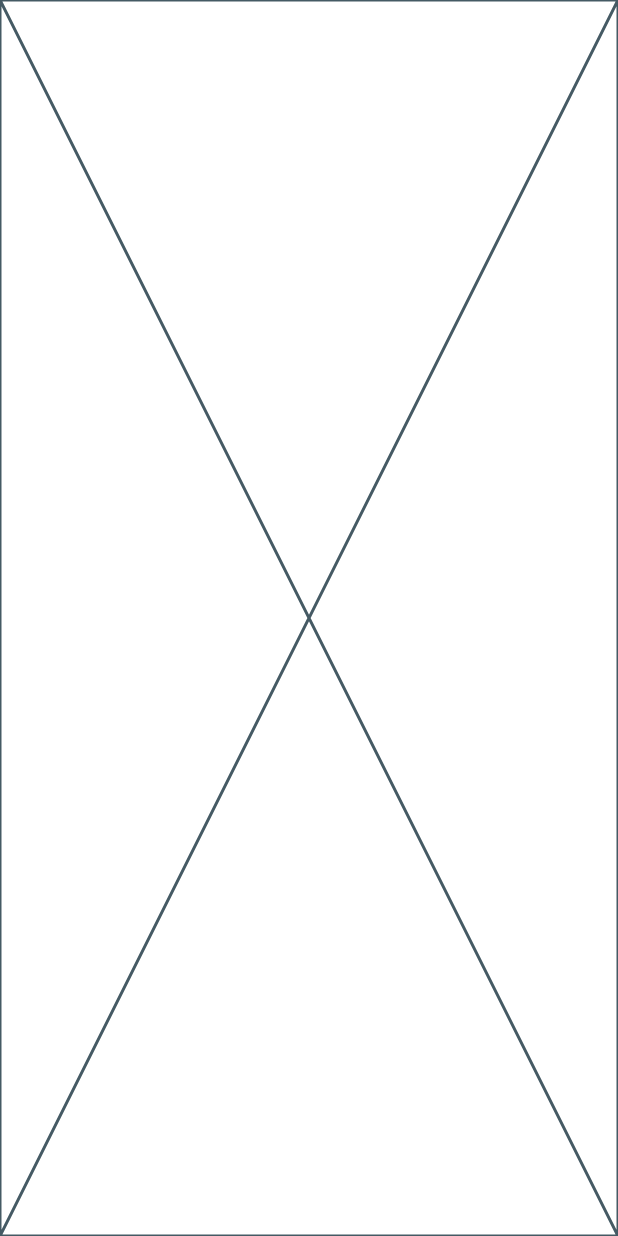
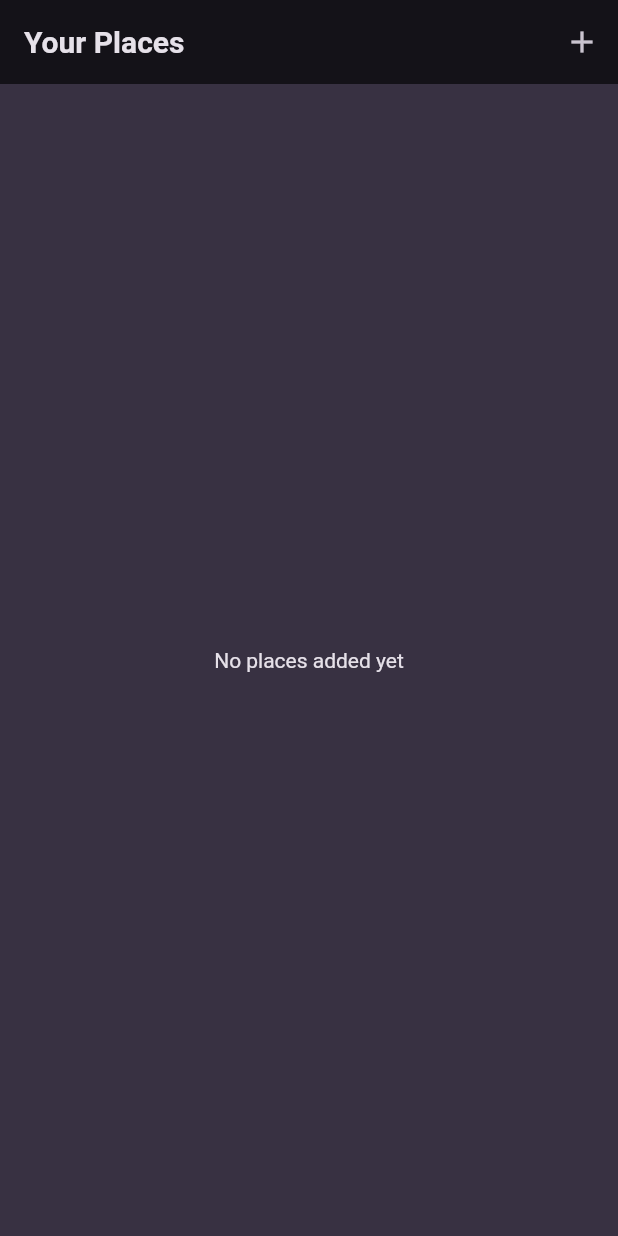
Before and after one commit to saurabhmirajkar/favorite_places, a Flutter app: the screen it shows after launch, on a phone screen of 412 x 824 dp. Run offline on Flutter 3.47's test engine with Material 2 defaults, Android fonts, the phone set to English and light mode, and no system bars; our stand-ins replace flutter_riverpod, google_fonts.

Commit message:
updated challenge solution

```diff
--- a/lib/main.dart
+++ b/lib/main.dart
@@ -1,4 +1,6 @@
+import 'package:favorite_places/screens/places.dart';
 import 'package:flutter/material.dart';
+import 'package:flutter_riverpod/flutter_riverpod.dart';
 
 import 'package:google_fonts/google_fonts.dart';
 
@@ -26,7 +28,7 @@ final theme = ThemeData().copyWith(
 );
 
 void main() {
-  runApp(const MyApp());
+  runApp(const ProviderScope(child: MyApp()));
 }
 
 class MyApp extends StatelessWidget {
@@ -35,6 +37,9 @@ class MyApp extends StatelessWidget {
   @override
   Widget build(BuildContext context) {
     return MaterialApp(
-        title: 'Great Places', theme: theme, home: const Placeholder());
+      title: 'Great Places',
+      theme: theme,
+      home: const PlacesScreen(),
+    );
   }
 }
--- /dev/null
+++ b/lib/models/place.dart
@@ -0,0 +1,10 @@
+import 'package:uuid/uuid.dart';
+
+const uuid = Uuid();
+
+class Place {
+  Place({required this.title}) : id = uuid.v4();
+
+  final String id;
+  final String title;
+}
--- /dev/null
+++ b/lib/provider/places_provider.dart
@@ -0,0 +1,16 @@
+import 'package:favorite_places/models/place.dart';
+import 'package:flutter_riverpod/flutter_riverpod.dart';
+
+class UserPlacesNotifier extends StateNotifier<List<Place>> {
+  UserPlacesNotifier() : super(const []);
+
+  void addPlace(String title) {
+    final newPlace = Place(title: title);
+    state = [newPlace, ...state];
+  }
+}
+
+final userPlacesProvider =
+    StateNotifierProvider<UserPlacesNotifier, List<Place>>(
+  (ref) => UserPlacesNotifier(),
+);
--- /dev/null
+++ b/lib/screens/places.dart
@@ -0,0 +1,31 @@
+import 'package:favorite_places/provider/places_provider.dart';
+import 'package:favorite_places/screens/add_place.dart';
+import 'package:favorite_places/widgets/places_list.dart';
+import 'package:flutter/material.dart';
+import 'package:flutter_riverpod/flutter_riverpod.dart';
+
+class PlacesScreen extends ConsumerWidget {
+  const PlacesScreen({super.key});
+
+  void _openAddNewPlacePage(BuildContext context) {
+    Navigator.of(context)
+        .push(MaterialPageRoute(builder: (_) => const AddPlaceScreen()));
+  }
+
+  @override
+  Widget build(BuildContext context, WidgetRef ref) {
+    final userPlaces = ref.watch(userPlacesProvider);
+    return Scaffold(
+      appBar: AppBar(
+        title: const Text('Your Places'),
+        actions: [
+          IconButton(
+            onPressed: () => _openAddNewPlacePage(context),
+            icon: const Icon(Icons.add),
+          ),
+        ],
+      ),
+      body: PlacesList(places: userPlaces),
+    );
+  }
+}
--- /dev/null
+++ b/lib/widgets/places_list.dart
@@ -0,0 +1,49 @@
+import 'package:favorite_places/models/place.dart';
+import 'package:favorite_places/screens/place_details.dart';
+import 'package:flutter/material.dart';
+
+class PlacesList extends StatelessWidget {
+  const PlacesList({super.key, required this.places});
+
+  final List<Place> places;
+
+  void _openDetailsPage(BuildContext context, Place placeItem) {
+
+    final route = MaterialPageRoute(builder: (_) {
+      return PlaceDetails(place: placeItem);
+    });
+
+    Navigator.of(context).push(route);
+  }
+
+  @override
+  Widget build(BuildContext context) {
+    if (places.isEmpty) {
+      return Center(
+        child: Text(
+          'No places added yet',
+          style: Theme.of(context)
+              .textTheme
+              .bodyMedium!
+              .copyWith(color: Theme.of(context).colorScheme.onBackground),
+        ),
+      );
+    }
+
+    return ListView.builder(
+      itemCount: places.length,
+      itemBuilder: (context, index) {
+        return ListTile(
+          onTap: () => _openDetailsPage(context, places[index]),
+          title: Text(
+            places[index].title,
+            style: Theme.of(context).textTheme.titleMedium!.copyWith(
+                  color: Theme.of(context).colorScheme.onBackground,
+                  fontSize: 16,
+                ),
+          ),
+        );
+      },
+    );
+  }
+}
--- a/pubspec.yaml
+++ b/pubspec.yaml
@@ -36,6 +36,8 @@ dependencies:
   # Use with the CupertinoIcons class for iOS style icons.
   cupertino_icons: ^1.0.2
   google_fonts: ^6.1.0
+  uuid: ^4.1.0
+  flutter_riverpod: ^2.4.5
 
 dev_dependencies:
   flutter_test:
```
Also changed, not shown: lib/data/dummy_places.dart (added, +9 -0 lines), lib/screens/add_place.dart (added, +58 -0 lines), lib/screens/place_details.dart (added, +26 -0 lines).
